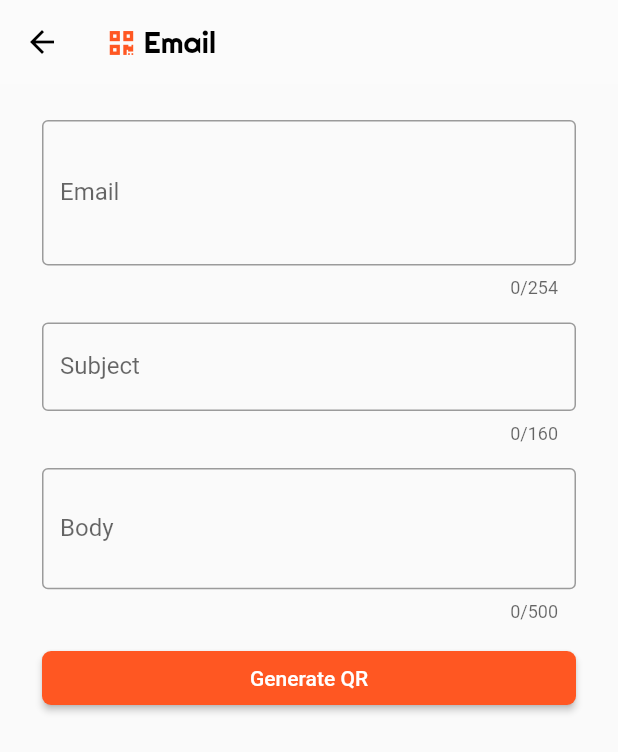
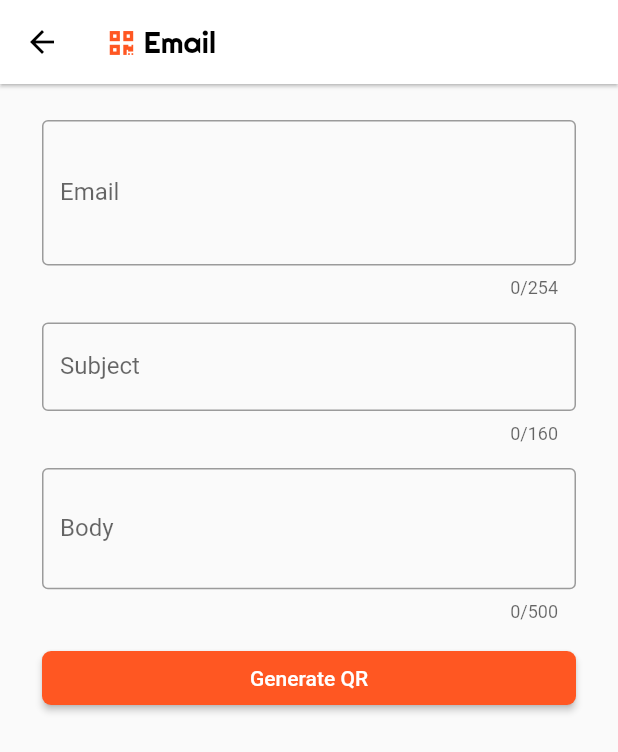
Before and after one commit to nividata-consultancy/qrcode-scanner, a Flutter app: the EmailQR screen opened directly, on a phone screen of 412 x 824 dp. Shown: the top 752 px of the screen. Run offline on Flutter 3.47's test engine with Material 2 defaults, Android fonts, the phone set to English and light mode, and no system bars; our stand-ins replace flutter_svg, fluttertoast, font_awesome_flutter, qr_flutter; missing offline and left inert: barcode_scan, esys_flutter_share, launch_review, simple_permissions.

Commit message:
Add evevation to toolbar

```diff
--- a/qr_code_scanner/lib/screens/qr_generators_screens/email.dart
+++ b/qr_code_scanner/lib/screens/qr_generators_screens/email.dart
@@ -17,8 +17,8 @@ class _EmailQRState extends State<EmailQR> {
   Widget build(BuildContext context) {
     return Scaffold(
       appBar: AppBar(
-        backgroundColor: Colors.white10,
-        elevation: 0.0,
+        backgroundColor: Colors.white,
+        elevation: 1.0,
         iconTheme: IconThemeData(color: Colors.black),
         title: Row(
           children: <Widget>[
--- a/qr_code_scanner/lib/screens/qr_generators_screens/messages.dart
+++ b/qr_code_scanner/lib/screens/qr_generators_screens/messages.dart
@@ -17,8 +17,8 @@ class _MessageQRState extends State<MessageQR> {
   Widget build(BuildContext context) {
     return Scaffold(
       appBar: AppBar(
-        backgroundColor: Colors.white10,
-        elevation: 0.0,
+        backgroundColor: Colors.white,
+        elevation: 1.0,
         iconTheme: IconThemeData(color: Colors.black),
         title: Row(
           children: <Widget>[
--- a/qr_code_scanner/lib/screens/qr_generators_screens/phone_number.dart
+++ b/qr_code_scanner/lib/screens/qr_generators_screens/phone_number.dart
@@ -17,8 +17,8 @@ class _PhoneNumberQRState extends State<PhoneNumberQR> {
   Widget build(BuildContext context) {
     return Scaffold(
       appBar: AppBar(
-        backgroundColor: Colors.white10,
-        elevation: 0.0,
+        backgroundColor: Colors.white,
+        elevation: 1.0,
         iconTheme: IconThemeData(color: Colors.black),
         title: Row(
           children: <Widget>[
--- a/qr_code_scanner/lib/screens/qr_generators_screens/web_url.dart
+++ b/qr_code_scanner/lib/screens/qr_generators_screens/web_url.dart
@@ -17,8 +17,8 @@ class _WebUrlQRState extends State<WebUrlQR> {
   Widget build(BuildContext context) {
     return Scaffold(
       appBar: AppBar(
-        backgroundColor: Colors.white10,
-        elevation: 0.0,
+        backgroundColor: Colors.white,
+        elevation: 1.0,
         iconTheme: IconThemeData(color: Colors.black),
         title: Row(
           children: <Widget>[
--- a/qr_code_scanner/lib/screens/qr_generators_screens/wifi.dart
+++ b/qr_code_scanner/lib/screens/qr_generators_screens/wifi.dart
@@ -17,8 +17,8 @@ class _WifiQRState extends State<WifiQR> {
   Widget build(BuildContext context) {
     return Scaffold(
       appBar: AppBar(
-        backgroundColor: Colors.white10,
-        elevation: 0.0,
+        backgroundColor: Colors.white,
+        elevation: 1.0,
         iconTheme: IconThemeData(color: Colors.black),
         title: Row(
           children: <Widget>[
```
